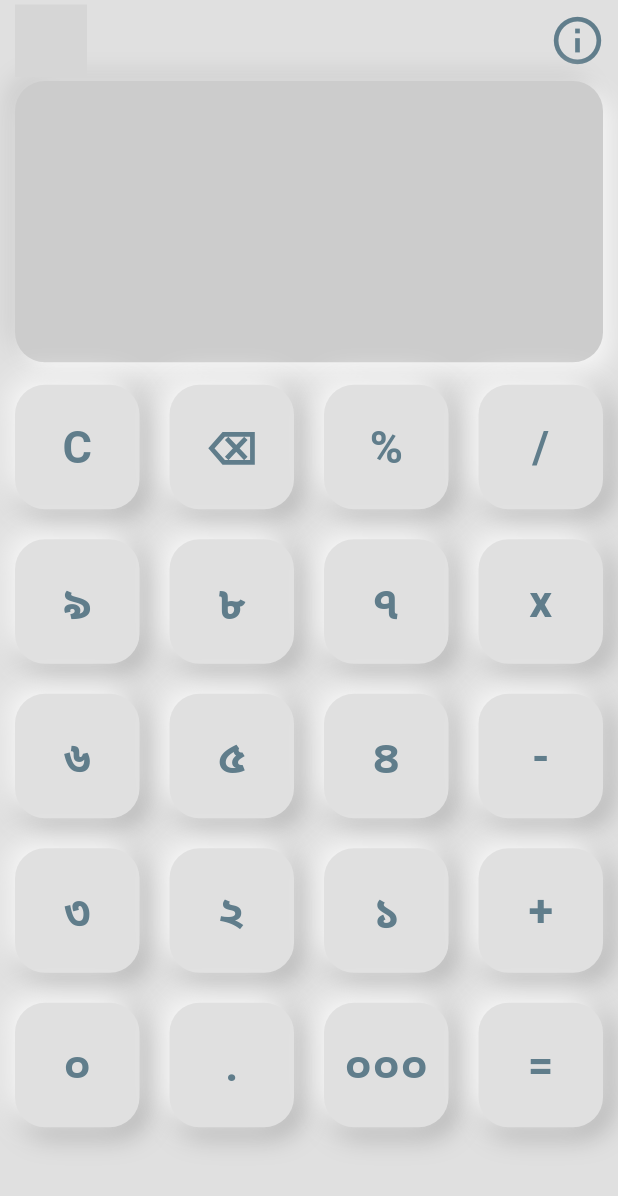
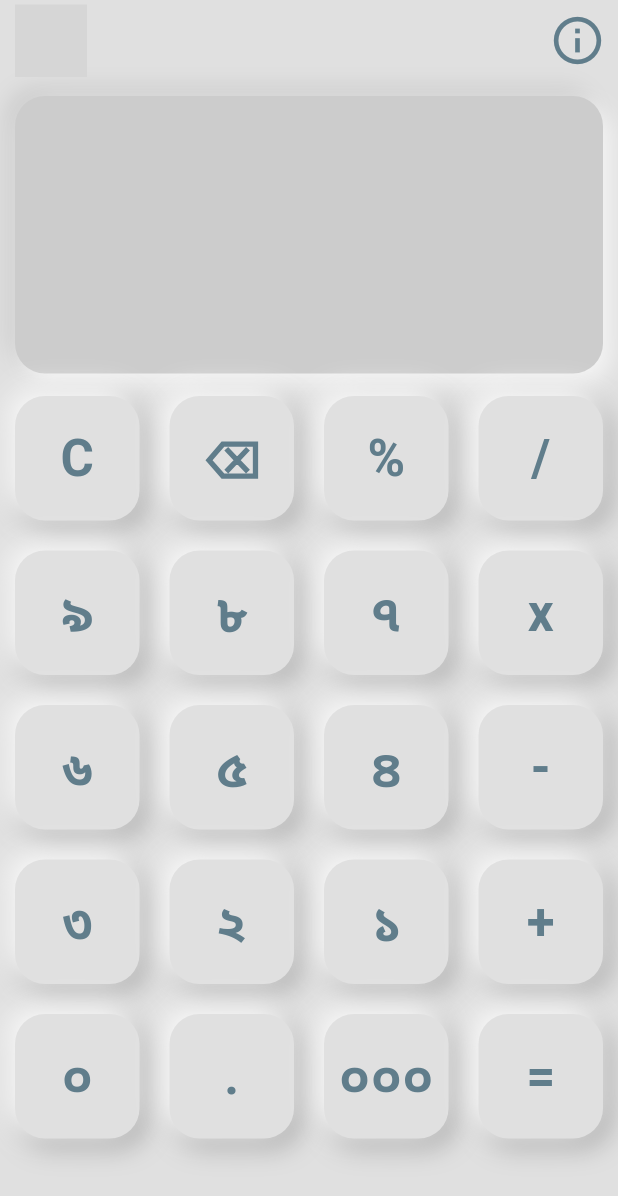
Before and after one commit to md-siam/bn_calculator, a Flutter app: the screen it shows after launch, on a phone screen of 412 x 824 dp. Shown: the top 1196 px of the screen. Run offline on Flutter 3.47's test engine with Material 2 defaults, Android fonts, the light colour scheme and no system bars; drawn by our look-alikes of clay_containers; our stand-ins replace audioplayers, math_expressions; missing offline and left inert: day_night_switcher; grey boxes are pictures that could not be loaded.

Commit message:
responsive text

```diff
--- a/lib/src/view/home_page.dart
+++ b/lib/src/view/home_page.dart
@@ -53,6 +53,7 @@ class _HomePageState extends State<HomePage> {
           children: [
             // top row buttons containing darkmode & info
             TopButtons(themeProvider: themeProvider),
+            SizedBox(height: deviceHeight < 670 ? 0 : 10),
             Expanded(
               flex: deviceHeight < 670 ? 1 : 2,
               child: Padding(
--- a/lib/src/widget/button_widget.dart
+++ b/lib/src/widget/button_widget.dart
@@ -37,6 +37,7 @@ class _MyButtonState extends State<MyButton> {
 
   @override
   Widget build(BuildContext context) {
+    double deviceHeight = MediaQuery.of(context).size.height;
     return GestureDetector(
       onTap: widget.butttonTapped,
       child: Padding(
@@ -69,8 +70,8 @@ class _MyButtonState extends State<MyButton> {
             child: Center(
               child: Text(
                 widget.buttonText,
-                style: const TextStyle(
-                  fontSize: 30,
+                style: TextStyle(
+                  fontSize: deviceHeight < 670 ? 30 : 34,
                   fontWeight: FontWeight.bold,
                 ),
               ),
```
